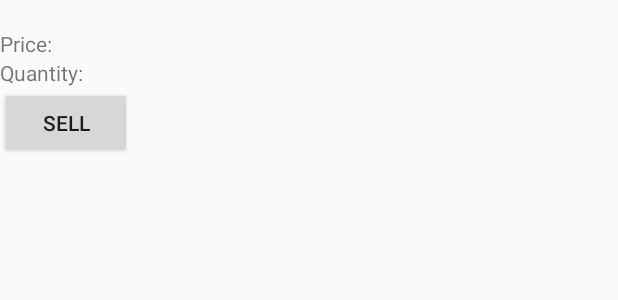
After one commit to alejandra-gonzalez/InventoryApp, an Android app: the layout list_item.xml on its own in the app's theme, with its tools: preview values and no code run, on a phone screen of 412 x 824 dp. The commit adds this screen. Shown: the top 300 px of the screen. Run offline under Robolectric (Android 15) with nearby library versions, the phone set to English and light mode, and no system bars.

Commit message:
Displays List of All Products

```diff
--- a/app/src/main/AndroidManifest.xml
+++ b/app/src/main/AndroidManifest.xml
@@ -16,6 +16,10 @@
                 <category android:name="android.intent.category.LAUNCHER" />
             </intent-filter>
         </activity>
+        <provider
+            android:name=".data.ProductProvider"
+            android:authorities="com.example.android.inventory"
+            android:exported="false" />
     </application>
 
 </manifest>
--- /dev/null
+++ b/app/src/main/res/layout/list_item.xml
@@ -0,0 +1,48 @@
+<?xml version="1.0" encoding="utf-8"?>
+<RelativeLayout xmlns:android="http://schemas.android.com/apk/res/android"
+    android:layout_width="match_parent"
+    android:layout_height="match_parent">
+
+    <TextView
+        android:id="@+id/product_name"
+        android:layout_width="wrap_content"
+        android:layout_height="wrap_content" />
+
+    <TextView
+        android:id="@+id/price_label"
+        android:layout_width="wrap_content"
+        android:layout_height="wrap_content"
+        android:layout_below="@id/product_name"
+        android:text="@string/price_label" />
+
+    <TextView
+        android:id="@+id/product_price"
+        android:layout_width="wrap_content"
+        android:layout_height="wrap_content"
+        android:layout_below="@id/product_name"
+        android:layout_toRightOf="@id/price_label"
+        android:layout_toEndOf="@id/price_label"/>
+
+    <TextView
+        android:id="@+id/quantity_label"
+        android:layout_width="wrap_content"
+        android:layout_height="wrap_content"
+        android:layout_below="@id/product_price"
+        android:text="@string/quantity_label" />
+
+    <TextView
+        android:id="@+id/product_quantity"
+        android:layout_width="wrap_content"
+        android:layout_height="wrap_content"
+        android:layout_below="@id/product_price"
+        android:layout_toRightOf="@id/quantity_label"
+        android:layout_toEndOf="@id/quantity_label"/>
+
+    <Button
+        android:id="@+id/sale_button"
+        android:layout_width="wrap_content"
+        android:layout_height="wrap_content"
+        android:layout_below="@id/product_quantity"
+        android:text="@string/sale_button_text" />
+
+</RelativeLayout>
--- a/app/src/main/res/values/strings.xml
+++ b/app/src/main/res/values/strings.xml
@@ -6,4 +6,7 @@
     <string name="sample_supplier_name">BioOptimal</string>
     <string name="sample_supplier_number">(123) 456-7890</string>
     <string name="display_error_message">Error: Product already in database.</string>
+    <string name="price_label">Price: </string>
+    <string name="quantity_label">Quantity: </string>
+    <string name="sale_button_text">Sell</string>
 </resources>
```
Also changed, not shown: app/src/main/java/com/example/android/inventoryapp/MainActivity.java (+35 -45 lines), app/src/main/java/com/example/android/inventoryapp/ProductCursorAdapter.java (added, +46 -0 lines), app/src/main/java/com/example/android/inventoryapp/data/ProductContract.java (+9 -1 lines), app/src/main/java/com/example/android/inventoryapp/data/ProductDbHelper.java (+30 -15 lines), app/src/main/java/com/example/android/inventoryapp/data/ProductProvider.java (added, +113 -0 lines), app/src/main/res/layout/activity_main.xml (+13 -19 lines), 1 other file.
